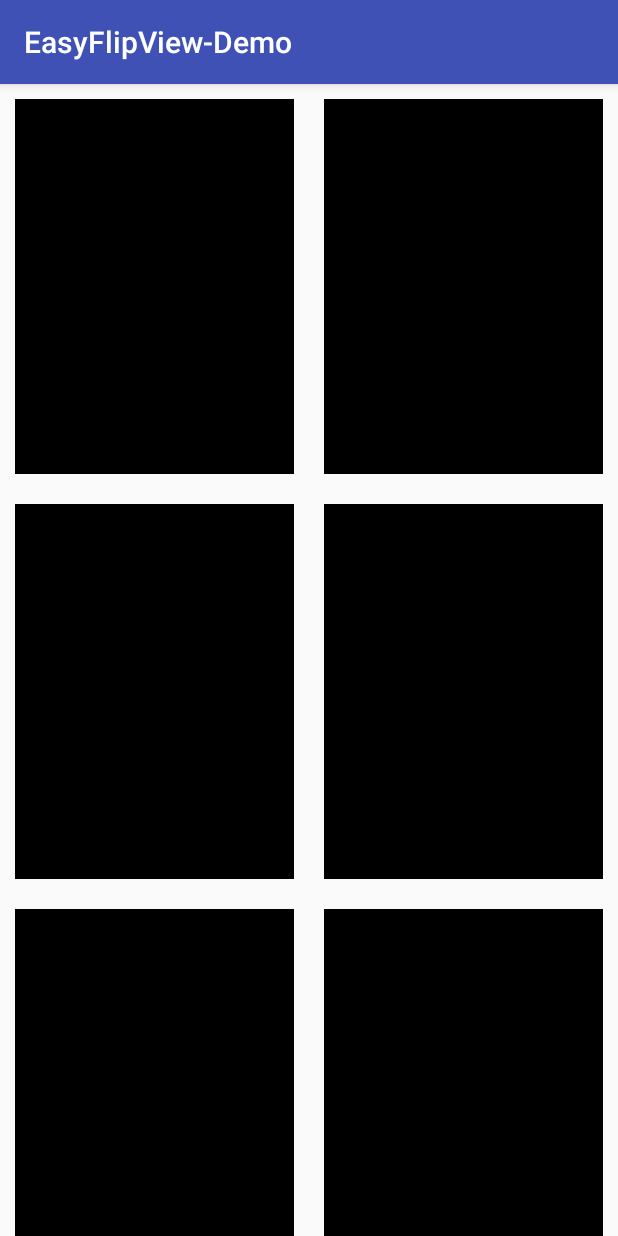
After one commit to wajahatkarim3/EasyFlipView, an Android app: the RecyclerViewFlipActivity screen opened directly, with no data from a screen before it, on a phone screen of 412 x 824 dp. The commit adds this screen. Run offline under Robolectric (Android 15) with nearby library versions, the phone set to English and light mode, and no system bars.

Commit message:
Added vertical and horizontal flip, FlipType is added in xml(vertical or horizontal),Flip inside the recyclerView added

```diff
--- /dev/null
+++ b/EasyFlipView/src/main/res/animator/animation_vertical_flip_in.xml
@@ -0,0 +1,23 @@
+<?xml version="1.0" encoding="utf-8"?>
+<set xmlns:android="http://schemas.android.com/apk/res/android">
+
+  <objectAnimator
+      android:valueFrom="1.0"
+      android:valueTo="0.0"
+      android:propertyName="alpha"
+      android:duration="0" />
+
+  <objectAnimator
+      android:valueFrom="-180"
+      android:valueTo="0"
+      android:propertyName="rotationX"
+      android:repeatMode="reverse"
+      android:duration="@integer/anim_length" />
+
+  <objectAnimator
+      android:valueFrom="0.0"
+      android:valueTo="1.0"
+      android:propertyName="alpha"
+      android:startOffset="@integer/anim_length_half"
+      android:duration="0" />
+</set>
--- /dev/null
+++ b/EasyFlipView/src/main/res/animator/animation_vertical_flip_out.xml
@@ -0,0 +1,15 @@
+<?xml version="1.0" encoding="utf-8"?>
+<set xmlns:android="http://schemas.android.com/apk/res/android">
+  <objectAnimator
+      android:valueFrom="0"
+      android:valueTo="180"
+      android:propertyName="rotationX"
+      android:duration="@integer/anim_length" />
+
+  <objectAnimator
+      android:valueFrom="1.0"
+      android:valueTo="0.0"
+      android:propertyName="alpha"
+      android:startOffset="@integer/anim_length_half"
+      android:duration="0" />
+</set>
--- a/EasyFlipView/src/main/res/values/attrs.xml
+++ b/EasyFlipView/src/main/res/values/attrs.xml
@@ -3,6 +3,7 @@
     <declare-styleable name="easy_flip_view">
         <attr name="flipOnTouch" format="boolean"/>
         <attr name="flipDuration" format="integer"/>
+        <attr name="flipType" format="string"/>
         <attr name="flipEnabled" format="boolean"/>
         <attr name="animFlipInId" format="reference"/>
         <attr name="animFlipOutId" format="reference"/>
--- a/app/src/main/AndroidManifest.xml
+++ b/app/src/main/AndroidManifest.xml
@@ -15,6 +15,8 @@
                 <category android:name="android.intent.category.LAUNCHER" />
             </intent-filter>
         </activity>
+      <activity android:name=".SimpleViewFlipActivity"/>
+        <activity android:name=".RecyclerViewFlipActivity"/>
     </application>
 
 </manifest>
--- /dev/null
+++ b/app/src/main/java/com/wajahatkarim3/easyflipview/demo/RecyclerViewFlipActivity.java
@@ -0,0 +1,30 @@
+package com.wajahatkarim3.easyflipview.demo;
+
+import android.os.Bundle;
+import android.support.v7.app.AppCompatActivity;
+import android.support.v7.widget.GridLayoutManager;
+import android.support.v7.widget.RecyclerView;
+import java.util.ArrayList;
+import java.util.List;
+
+/**
+ * Created by Sachin Varma on 18-12-2017.
+ */
+
+public class RecyclerViewFlipActivity extends AppCompatActivity {
+
+  @Override
+  protected void onCreate(Bundle savedInstanceState) {
+    super.onCreate(savedInstanceState);
+    setContentView(R.layout.activity_recyclerview_flip);
+    List<TestModel> list = new ArrayList<>();
+    RecyclerView recyclerView = (RecyclerView) findViewById(R.id.recyclerView);
+    recyclerView.setLayoutManager(new GridLayoutManager(this, 2));
+    for (int i = 0; i < 20; i++) {
+      TestModel model = new TestModel();
+      model.isFlipped = false;
+      list.add(model);
+    }
+    recyclerView.setAdapter(new SampleAdapter(list));
+  }
+}
--- /dev/null
+++ b/app/src/main/java/com/wajahatkarim3/easyflipview/demo/SampleAdapter.java
@@ -0,0 +1,67 @@
+package com.wajahatkarim3.easyflipview.demo;
+
+import android.support.v7.widget.RecyclerView;
+import android.view.LayoutInflater;
+import android.view.View;
+import android.view.ViewGroup;
+import com.wajahatkarim3.easyflipview.EasyFlipView;
+import java.util.List;
+
+public class SampleAdapter extends RecyclerView.Adapter<SampleAdapter.MyViewHolder> {
+
+  private List<TestModel> list;
+
+  class MyViewHolder extends RecyclerView.ViewHolder {
+    EasyFlipView flipView;
+
+    MyViewHolder(View view) {
+      super(view);
+      flipView = (EasyFlipView) view.findViewById(R.id.flipView);
+    }
+  }
+
+   SampleAdapter(
+    List<TestModel> list
+  ) {
+    this.list = list;
+  }
+
+  @Override
+  public MyViewHolder onCreateViewHolder(ViewGroup parent, int viewType) {
+    View itemView =
+      LayoutInflater.from(parent.getContext()).inflate(R.layout.item_recyclerview, parent, false);
+
+    return new MyViewHolder(itemView);
+  }
+
+  @Override
+  public void onBindViewHolder(final MyViewHolder holder, final int position) {
+
+    if (holder.flipView.getCurrentFlipState() == EasyFlipView.FlipState.FRONT_SIDE && list.get(
+      position).isFlipped) {
+      holder.flipView.setFlipDuration(0);
+      holder.flipView.flipTheView();
+    } else if (holder.flipView.getCurrentFlipState() == EasyFlipView.FlipState.BACK_SIDE
+      && !list.get(position).isFlipped) {
+      holder.flipView.setFlipDuration(0);
+      holder.flipView.flipTheView();
+    }
+    holder.flipView.setOnClickListener(new View.OnClickListener() {
+      @Override
+      public void onClick(View v) {
+        if (list.get(position).isFlipped) {
+          list.get(position).isFlipped = false;
+        } else {
+          list.get(position).isFlipped = true;
+        }
+        holder.flipView.setFlipDuration(700);
+        holder.flipView.flipTheView();
+      }
+    });
+  }
+
+  @Override
+  public int getItemCount() {
+    return list.size();
+  }
+}
--- /dev/null
+++ b/app/src/main/java/com/wajahatkarim3/easyflipview/demo/TestModel.java
@@ -0,0 +1,5 @@
+package com.wajahatkarim3.easyflipview.demo;
+
+class TestModel {
+  boolean isFlipped;
+}
--- /dev/null
+++ b/app/src/main/res/layout/activity_recyclerview_flip.xml
@@ -0,0 +1,14 @@
+<?xml version="1.0" encoding="utf-8"?>
+<LinearLayout
+    xmlns:android="http://schemas.android.com/apk/res/android"
+    xmlns:app="http://schemas.android.com/apk/res-auto"
+    xmlns:tools="http://schemas.android.com/tools"
+    android:layout_width="match_parent"
+    android:layout_height="match_parent"
+    >
+  <android.support.v7.widget.RecyclerView
+      android:id="@+id/recyclerView"
+      android:layout_width="match_parent"
+      android:layout_height="match_parent"
+      />
+</LinearLayout>
--- /dev/null
+++ b/app/src/main/res/layout/item_flip_front.xml
@@ -0,0 +1,10 @@
+<?xml version="1.0" encoding="utf-8"?>
+<LinearLayout xmlns:android="http://schemas.android.com/apk/res/android"
+    android:orientation="vertical"
+    android:layout_width="match_parent"
+    android:id="@+id/llParent"
+    android:layout_margin="10dp"
+    android:background="#000"
+    android:layout_height="250dp">
+
+</LinearLayout>
--- /dev/null
+++ b/app/src/main/res/layout/item_recyclerview.xml
@@ -0,0 +1,18 @@
+<com.wajahatkarim3.easyflipview.EasyFlipView
+    xmlns:android="http://schemas.android.com/apk/res/android"
+    xmlns:app="http://schemas.android.com/apk/res-auto"
+    android:id="@+id/flipView"
+    android:layout_width="match_parent"
+    android:layout_height="wrap_content"
+    app:flipDuration="400"
+    app:flipEnabled="true"
+    app:flipOnTouch="false"
+    app:flipType="horizontal"
+    >
+  <!-- Back Layout Goes Here -->
+  <include layout="@layout/item_flip_back"/>
+
+  <!-- Front Layout Goes Here -->
+  <include layout="@layout/item_flip_front"/>
+
+</com.wajahatkarim3.easyflipview.EasyFlipView>
--- a/app/src/main/res/values/strings.xml
+++ b/app/src/main/res/values/strings.xml
@@ -1,3 +1,5 @@
 <resources>
     <string name="app_name">EasyFlipView-Demo</string>
+  <string name="flip_in_simple_view">Flip in Simple View</string>
+  <string name="flip_in_recyclerview">Flip in RecyclerView</string>
 </resources>
```
Also changed, not shown: EasyFlipView/src/main/java/com/wajahatkarim3/easyflipview/EasyFlipView.java (+160 -65 lines), app/src/main/java/com/wajahatkarim3/easyflipview/demo/MainActivity.java (+7 -27 lines), app/src/main/java/com/wajahatkarim3/easyflipview/demo/SimpleViewFlipActivity.java (added, +48 -0 lines), app/src/main/res/layout/activity_main.xml (+22 -40 lines), app/src/main/res/layout/activity_simple_view.xml (added, +62 -0 lines), app/src/main/res/layout/item_flip_back.xml (added, +10 -0 lines), EasyFlipView/src/main/res/animator/animation_horizontal_flip_in.xml (renamed from EasyFlipView/src/main/res/animator/animation_flip_in.xml), EasyFlipView/src/main/res/animator/animation_horizontal_flip_out.xml (renamed from EasyFlipView/src/main/res/animator/animation_flip_out.xml).
